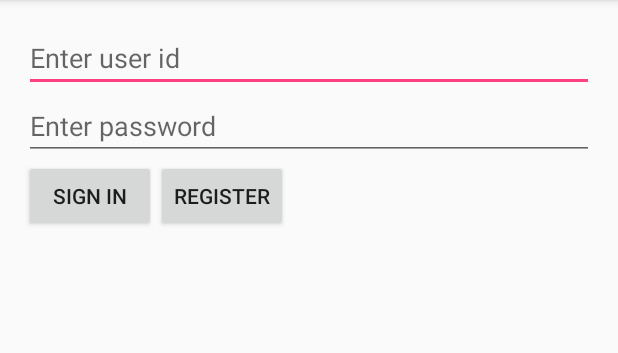
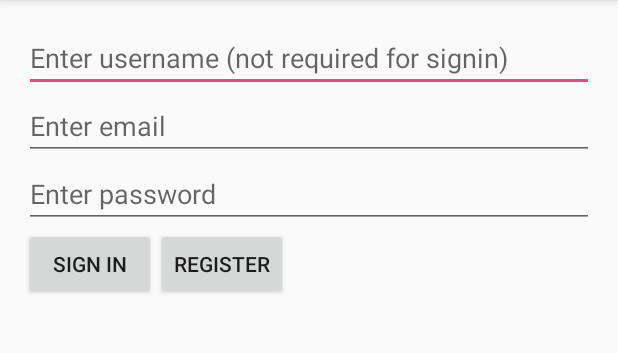
Before and after one commit to paulzander321/TCSS450DrumProject, an Android app: the screen it shows after launch (SignInActivity), on a phone screen of 412 x 824 dp, the part 84-437 px from its top. Run offline under Robolectric (Android 15) with nearby library versions, the phone set to English and light mode, and no system bars.

Commit message:
Getting close with authentication; Need to finish php files and then change onPostExecute in Android

```diff
--- a/app/src/main/java/edu/uw/tacoma/zanderp/tcss450drumproject/Drums/DrumSet1.java
+++ b/app/src/main/java/edu/uw/tacoma/zanderp/tcss450drumproject/Drums/DrumSet1.java
@@ -43,7 +43,6 @@ public class DrumSet1 extends AppCompatActivity {
         btnPlay = (Button)findViewById(R.id.play);
         btnPause = (Button)findViewById(R.id.pausebutton);
     }
-
 
     public void startRecording(View view) throws IOException {
         if (music != null){
--- a/app/src/main/res/layout/fragment_login_web.xml
+++ b/app/src/main/res/layout/fragment_login_web.xml
@@ -6,15 +6,23 @@
     tools:context="edu.uw.tacoma.zanderp.tcss450drumproject.authenticate.LoginFragment">
 
     <EditText
+        android:id="@+id/enter_username"
+        android:layout_width="match_parent"
+        android:layout_height="wrap_content"
+        android:hint="@string/enter_username_hint"/>
+
+    <EditText
         android:id="@+id/enter_id"
         android:layout_width="match_parent"
         android:layout_height="wrap_content"
+        android:inputType="textEmailAddress"
         android:hint="@string/enter_id_hint"/>
 
     <EditText
         android:id="@+id/enter_password"
         android:layout_width="match_parent"
         android:layout_height="wrap_content"
+        android:inputType="textPassword"
         android:hint="@string/enter_password_hint"/>
 
     <LinearLayout
@@ -26,14 +34,14 @@
             android:layout_width="wrap_content"
             android:layout_height="wrap_content"
             android:text="@string/signin_text"
-            android:layout_gravity="right" />
+            android:layout_gravity="center_vertical" />
 
         <Button
             android:id="@+id/register"
             android:layout_width="wrap_content"
             android:layout_height="wrap_content"
             android:text="@string/register_button"
-            android:layout_gravity="right" />
+            android:layout_gravity="center_vertical" />
     </LinearLayout>
 
 </LinearLayout>
--- a/app/src/main/res/values/strings.xml
+++ b/app/src/main/res/values/strings.xml
@@ -3,7 +3,7 @@
     <string name="action_settings">Settings</string>
     <string name="hello_blank_fragment">Hello blank fragment</string>
     <string name="title_activity_sign_in">SignInActivity</string>
-    <string name="enter_id_hint">Enter user id</string>
+    <string name="enter_id_hint">Enter email</string>
     <string name="enter_password_hint">Enter password</string>
     <string name="signin_text">Sign In</string>
     <string name="LOGIN_FILE"> edu.uw.tacoma.mmuppa.webservicelab.LOGIN_FILE</string>
@@ -11,4 +11,6 @@
     <string name="LOGGEDIN">loggedin</string>
     <string name="facebook_app_id">512888188911964</string>
     <string name="register_button">Register</string>
+    <string name="enter_username_hint">Enter username (not required for signin)</string>
+    <string name="logout_string">Log Out</string>
 </resources>
```
Also changed, not shown: app/src/main/java/edu/uw/tacoma/zanderp/tcss450drumproject/MainActivity.java (+19 -1 lines), app/src/main/res/menu/menu_main.xml (+9 -3 lines).
